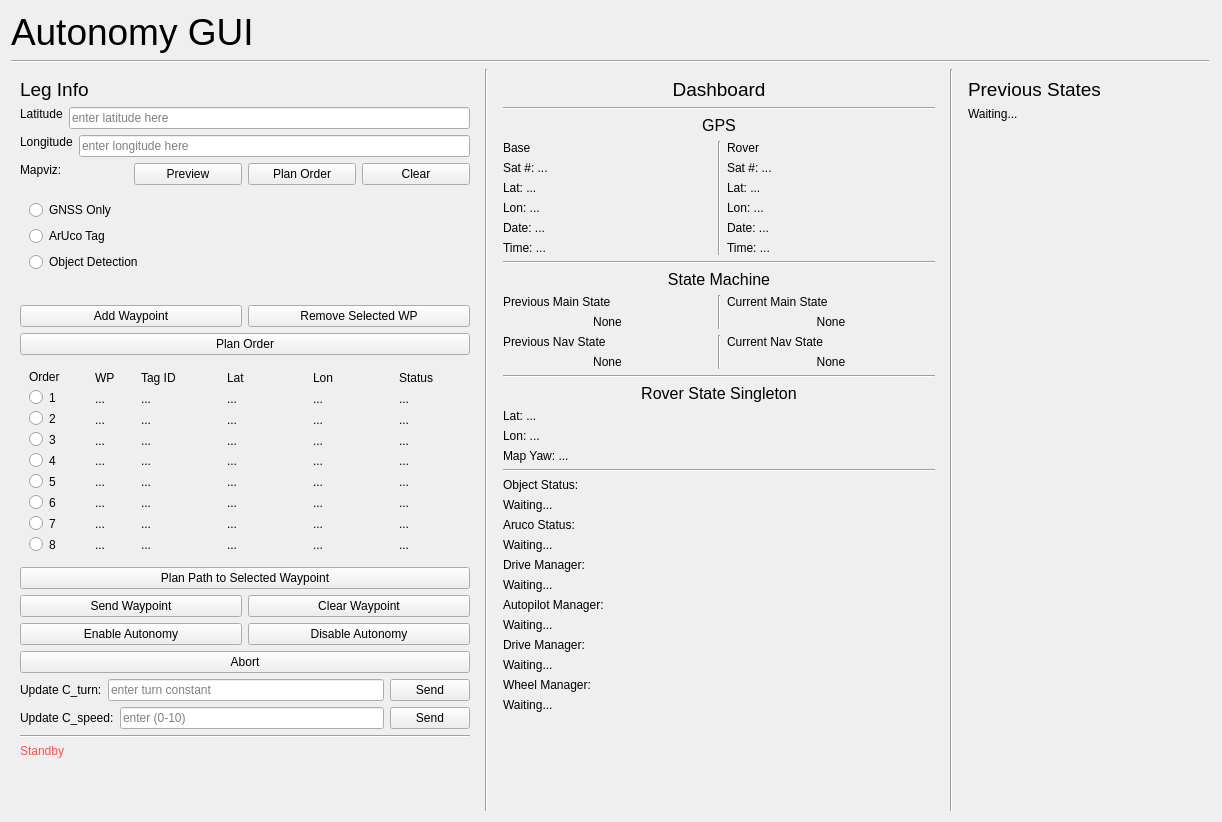
Old version of the form mars_ws/src/autonomy/autonomy_gui.ui in the repository BYUMarsRover/Autonomy-ROS2.
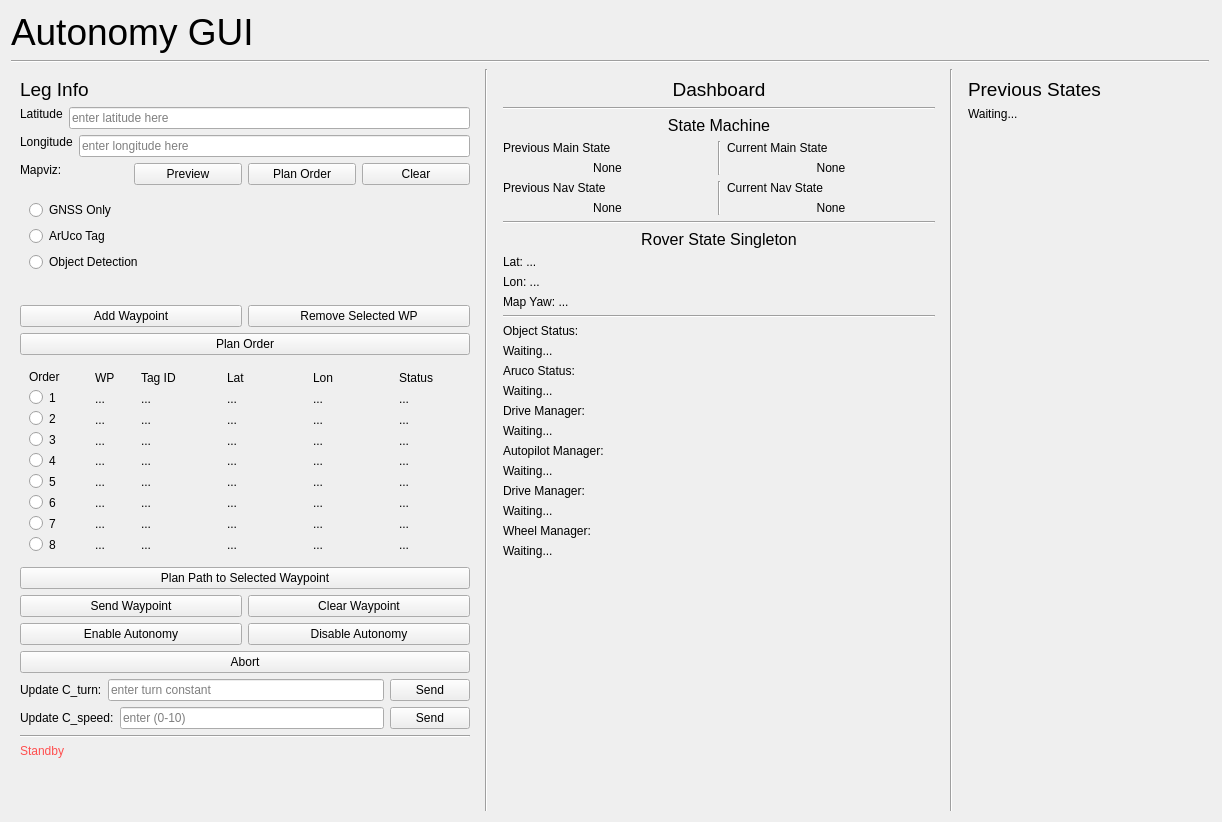
New version of the form.

Commit message: CHORE: autonomy gui clean up, and navstate and roverstate naming correction

Patch:
```diff
--- a/mars_ws/src/autonomy/autonomy_gui.ui
+++ b/mars_ws/src/autonomy/autonomy_gui.ui
@@ -958,146 +958,6 @@
               </property>
              </widget>
             </item>
-            <!-- GPS Dash Section Label Item -->
-            <item>
-             <!-- GPS Dash Section Label -->
-             <widget class="QLabel" name="GPSLabel">
-              <property name="text">
-               <string>&lt;html&gt;&lt;head/&gt;&lt;body&gt;&lt;p&gt;&lt;span style=&quot; font-size:12pt;&quot;&gt;GPS&lt;/span&gt;&lt;/p&gt;&lt;/body&gt;&lt;/html&gt;</string>
-              </property>
-              <property name="scaledContents">
-               <bool>false</bool>
-              </property>
-              <property name="alignment">
-               <set>Qt::AlignCenter</set>
-              </property>
-             </widget>
-            </item>
-            <!-- GPS Base and Rover Horizontal Box -->
-            <item>
-             <layout class="QHBoxLayout" name="horizontalLayout_5">
-              <!-- Vertical Box that has the Base GPS Information -->
-              <item>
-               <layout class="QVBoxLayout" name="verticalLayout_11">
-                <!-- Base Side Label Item -->
-                <item>
-                 <widget class="QLabel" name="BaseSideLabel">
-                  <property name="text">
-                   <string>Base</string>
-                  </property>
-                 </widget>
-                </item>
-                <!-- Base Satellite Count Item -->
-                <item>
-                 <widget class="QLabel" name="BaseSats">
-                  <property name="text">
-                   <string>Sat #: ...</string>
-                  </property>
-                 </widget>
-                </item>
-                <!-- Base Latitude Item -->
-                <item>
-                 <widget class="QLabel" name="BaseLat">
-                  <property name="text">
-                   <string>Lat: ...</string>
-                  </property>
-                 </widget>
-                </item>
-                <!-- Base Longitude Item -->
-                <item>
-                 <widget class="QLabel" name="BaseLon">
-                  <property name="text">
-                   <string>Lon: ...</string>
-                  </property>
-                 </widget>
-                </item>
-                <!-- Base Date and Time Items -->
-                <item>
-                 <widget class="QLabel" name="BaseDate">
-                  <property name="text">
-                   <string>Date: ...</string>
-                  </property>
-                 </widget>
-                </item>
-                <item>
-                 <widget class="QLabel" name="BaseTime">
-                  <property name="text">
-                   <string>Time: ...</string>
-                  </property>
-                 </widget>
-                </item>
-               </layout>
-              </item>
-              <!-- Vertical Dividing Line (divides base and rover GPS info) -->
-              <item>
-               <widget class="Line" name="line">
-                <property name="orientation">
-                 <enum>Qt::Vertical</enum>
-                </property>
-               </widget>
-              </item>
-              <!-- Vertical Box that has the Rover GPS Information -->
-              <item>
-               <layout class="QVBoxLayout" name="verticalLayout_11">
-                <!-- Rover Side Label Item -->
-                <item>
-                 <widget class="QLabel" name="RoverDateTimeHeader">
-                  <property name="text">
-                   <string>Rover</string>
-                  </property>
-                 </widget>
-                </item>
-                <!-- Rover Satellite Count Item -->
-                <item>
-                 <widget class="QLabel" name="RoverSats">
-                  <property name="text">
-                   <string>Sat #: ...</string>
-                  </property>
-                 </widget>
-                </item>
-                <!-- Rover Latitude Item -->
-                <item>
-                 <widget class="QLabel" name="RoverLat">
-                  <property name="text">
-                   <string>Lat: ...</string>
-                  </property>
-                 </widget>
-                </item>
-                <!-- Rover Longitude Item -->
-                <item>
-                 <widget class="QLabel" name="RoverLon">
-                  <property name="text">
-                   <string>Lon: ...</string>
-                  </property>
-                 </widget>
-                </item>
-                <!-- Rover Date and Time Items -->
-                <item>
-                 <widget class="QLabel" name="RoverDate">
-                  <property name="text">
-                   <string>Date: ...</string>
-                  </property>
-                 </widget>
-                </item>
-                <item>
-                 <widget class="QLabel" name="RoverTime">
-                  <property name="text">
-                   <string>Time: ...</string>
-                  </property>
-                 </widget>
-                </item>
-               </layout>
-              </item>
-             </layout>
-            </item>
-            <!-- Horizontal Dividing Line -->
-            <item>
-             <widget class="Line" name="line_3">
-              <property name="orientation">
-               <enum>Qt::Horizontal</enum>
-              </property>
-             </widget>
-            </item>
             <!-- State Machine Dash Section Label Item -->
             <item>
              <!-- State Machine Dash Section Label -->
```
The commit also changes 9 other files.
